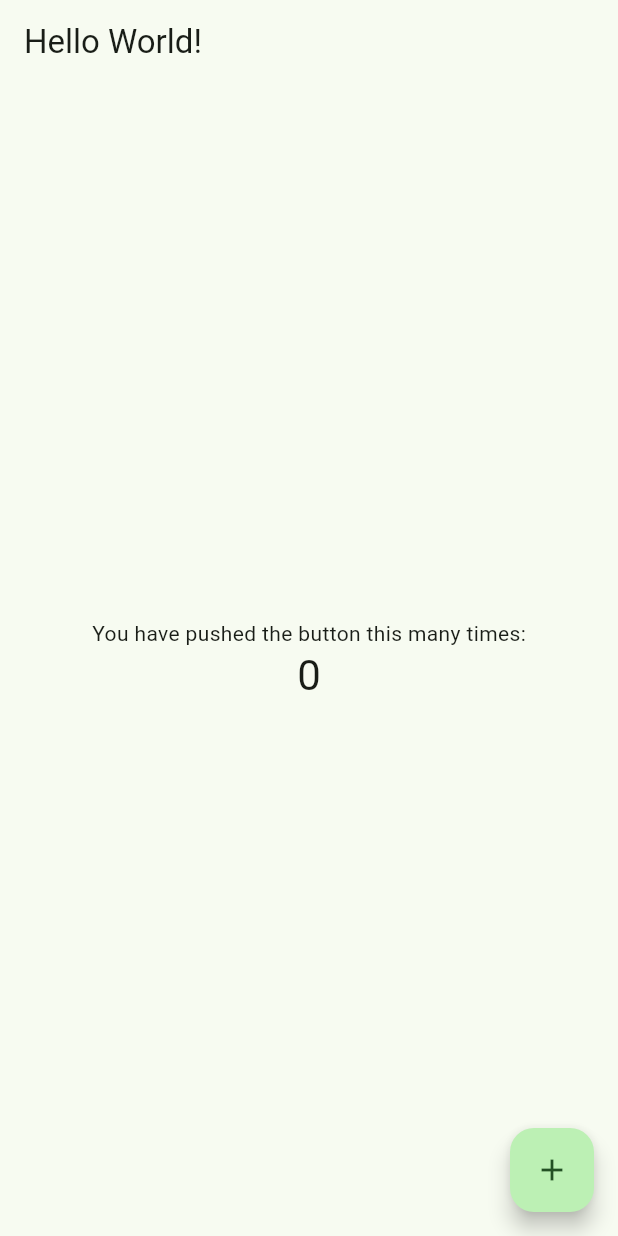
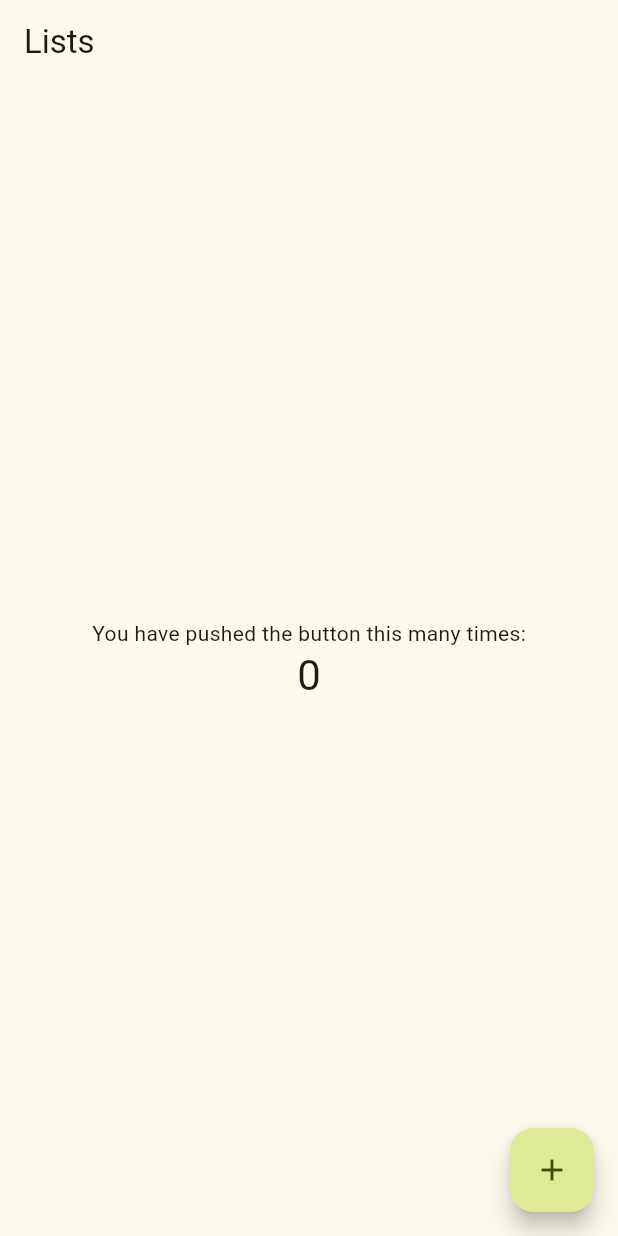
Before and after one commit to Pertempto/Lists, a Flutter app: the screen it shows after launch, on a phone screen of 412 x 824 dp. Run offline on Flutter 3.47's test engine with Material 2 defaults, Android fonts, the phone set to English and light mode, and no system bars.

```diff
--- a/lib/main.dart
+++ b/lib/main.dart
@@ -12,25 +12,17 @@ class MyApp extends StatelessWidget {
   Widget build(BuildContext context) {
     return MaterialApp(
       title: 'Flutter Demo',
-      theme: ThemeData(useMaterial3: true, colorSchemeSeed: Colors.green),
-      home: const MyHomePage(title: 'Flutter Demo Home Page'),
+      theme: ThemeData(
+          useMaterial3: true,
+          colorScheme:
+              ColorScheme.fromSeed(seedColor: const Color(0xff7f8266))),
+      home: const MyHomePage(),
     );
   }
 }
 
 class MyHomePage extends StatefulWidget {
-  const MyHomePage({super.key, required this.title});
-
-  // This widget is the home page of your application. It is stateful, meaning
-  // that it has a State object (defined below) that contains fields that affect
-  // how it looks.
-
-  // This class is the configuration for the state. It holds the values (in this
-  // case the title) provided by the parent (in this case the App widget) and
-  // used by the build method of the State. Fields in a Widget subclass are
-  // always marked "final".
-
-  final String title;
+  const MyHomePage({super.key});
 
   @override
   State<MyHomePage> createState() => _MyHomePageState();
@@ -41,47 +33,16 @@ class _MyHomePageState extends State<MyHomePage> {
 
   void _incrementCounter() {
     setState(() {
-      // This call to setState tells the Flutter framework that something has
-      // changed in this State, which causes it to rerun the build method below
-      // so that the display can reflect the updated values. If we changed
-      // _counter without calling setState(), then the build method would not be
-      // called again, and so nothing would appear to happen.
       _counter++;
     });
   }
 
   @override
   Widget build(BuildContext context) {
-    // This method is rerun every time setState is called, for instance as done
-    // by the _incrementCounter method above.
-    //
-    // The Flutter framework has been optimized to make rerunning build methods
-    // fast, so that you can just rebuild anything that needs updating rather
-    // than having to individually change instances of widgets.
     return Scaffold(
-      appBar: AppBar(
-        // Here we take the value from the MyHomePage object that was created by
-        // the App.build method, and use it to set our appbar title.
-        title: Text('Hello World!'),
-      ),
+      appBar: AppBar(title: const Text('Lists')),
       body: Center(
-        // Center is a layout widget. It takes a single child and positions it
-        // in the middle of the parent.
         child: Column(
-          // Column is also a layout widget. It takes a list of children and
-          // arranges them vertically. By default, it sizes itself to fit its
-          // children horizontally, and tries to be as tall as its parent.
-          //
-          // Invoke "debug painting" (press "p" in the console, choose the
-          // "Toggle Debug Paint" action from the Flutter Inspector in Android
-          // Studio, or the "Toggle Debug Paint" command in Visual Studio Code)
-          // to see the wireframe for each widget.
-          //
-          // Column has various properties to control how it sizes itself and
-          // how it positions its children. Here we use mainAxisAlignment to
-          // center the children vertically; the main axis here is the vertical
-          // axis because Columns are vertical (the cross axis would be
-          // horizontal).
           mainAxisAlignment: MainAxisAlignment.center,
           children: <Widget>[
             const Text(
@@ -98,7 +59,7 @@ class _MyHomePageState extends State<MyHomePage> {
         onPressed: _incrementCounter,
         tooltip: 'Increment',
         child: const Icon(Icons.add),
-      ), // This trailing comma makes auto-formatting nicer for build methods.
+      ),
     );
   }
 }
```
